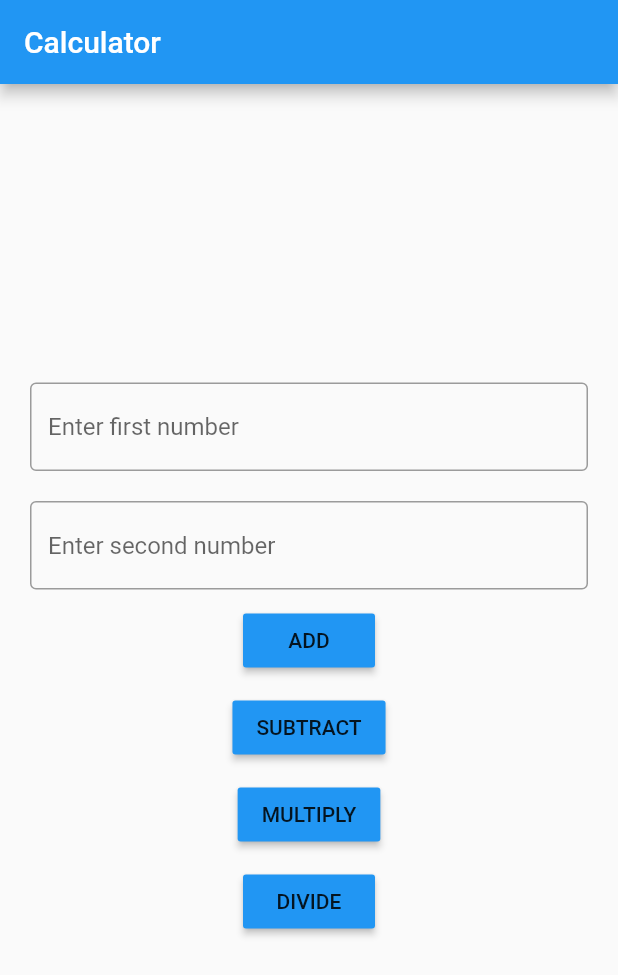
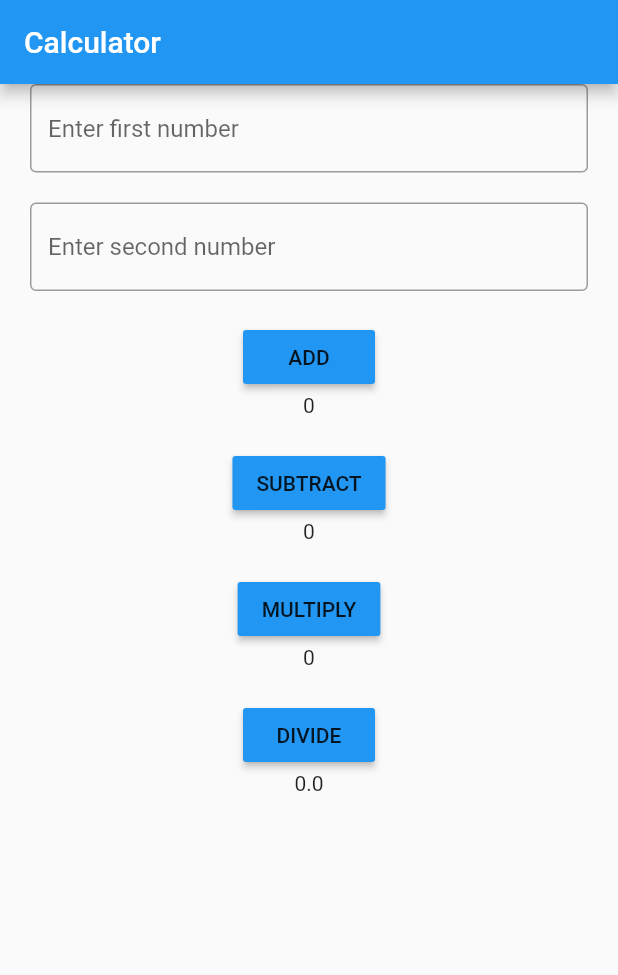
Before and after one commit to ashamary97/flutter-calculator, a Flutter app: the screen it shows after launch, after a tap on "ADD", on a phone screen of 412 x 824 dp. Shown: the top 975 px of the screen. Run offline on Flutter 3.47's test engine with Material 2 defaults, Android fonts, the phone set to English and light mode, and no system bars.

Commit message:
calculator updated stful

```diff
--- a/lib/main.dart
+++ b/lib/main.dart
@@ -1,11 +1,21 @@
 import 'package:flutter/material.dart';
 import 'package:flutter/painting.dart';
+import 'package:flutter/widgets.dart';
 
 void main()=>runApp(Home());
-class Home extends StatelessWidget {
-  TextEditingController firstnum=TextEditingController();
-  TextEditingController secondnum=TextEditingController();
+class Home extends StatefulWidget {
+  @override
+  _HomeState createState() => _HomeState();
+}
 
+class _HomeState extends State<Home> {
+TextEditingController getnumone=TextEditingController();
+TextEditingController getnumtwo=TextEditingController();
+
+int result1=0;
+int result2=0;
+int result3=0;
+double result4=0;
   @override
   Widget build(BuildContext context) {
     return MaterialApp(
@@ -17,75 +27,100 @@ class Home extends StatelessWidget {
         ),
         body: Container(
           padding: EdgeInsets.only(left: 20.0,right: 20.0),
+          child: SingleChildScrollView(
             child: Column(
-            mainAxisAlignment: MainAxisAlignment.center,
-            crossAxisAlignment: CrossAxisAlignment.center,
+              //mainAxisAlignment: MainAxisAlignment.center,
+              //crossAxisAlignment: CrossAxisAlignment.center,
               children: [
                 TextField(
-                controller: firstnum,
+                  controller: getnumone,
                   decoration: InputDecoration(
                     hintText: "Enter first number",
                     border: OutlineInputBorder()
                   ),
+
                 ),
                 SizedBox(height: 20.0,),
-
                 TextField(
-                controller: secondnum,
+                  controller: getnumtwo,
                   decoration: InputDecoration(
                     hintText: "Enter second number",
                     border: OutlineInputBorder()
                   ),
+
                 ),
-              SizedBox(height: 10.0,),
-              RaisedButton(
-                color: Colors.blue,
-                onPressed: (){
-
-                  int getnum1=int.parse(firstnum.text);
-                  int getnum2=int.parse(secondnum.text);
-                  int result=getnum1+getnum2;
-                  print(result);
-
-              },
-              child: Text("ADD"),
-              ),
-              SizedBox(height: 10.0,),
-              RaisedButton(
-                color: Colors.blue,
-                onPressed: (){
-                  int getnum1=int.parse(firstnum.text);
-                  int getnum2=int.parse(secondnum.text);
-                  int result=getnum1-getnum2;
-                  print(result);
-
-              },
-              child: Text("SUBTRACT"),
-              ),
-              SizedBox(height: 10.0,),
-              RaisedButton(
-                color: Colors.blue,
-                onPressed: (){
-                int getnum1=int.parse(firstnum.text);
-                int getnum2=int.parse(secondnum.text);
-                int result=getnum1*getnum2;
-                print(result);
-              },
-              child: Text("MULTIPLY"),),
-              SizedBox(height: 10.0,),
+                SizedBox(height: 20.0,),
 
                 RaisedButton(
                   color: Colors.blue,
                   onPressed: (){
-                int getnum1=int.parse(firstnum.text);
-                int getnum2=int.parse(secondnum.text);
-                double result=getnum1/getnum2;
+                    int numone=int.parse(getnumone.text);
+                    int numtwo=int.parse(getnumtwo.text);
 
-                print(result);
+                    setState(() {
+                      result1=numone+numtwo;
+
+                    });
+
                 },
-              child: Text("DIVIDE"),)
+                child: Text("ADD"),),
+                Text(result1.toString()),
+
+                SizedBox(height: 20.0,),
+                RaisedButton(
+                  color: Colors.blue,
+                  onPressed: (){
+                    int num1=int.parse(getnumone.text);
+                    int num2=int.parse(getnumtwo.text);
+
+                    setState(() {
+                      result2=num1-num2;
+                    });
+
+                },
+                child: Text("SUBTRACT"),
+
+                ),
+                Text(result2.toString()),
+
+                SizedBox(height: 20.0,),
+                RaisedButton(
+                  color: Colors.blue,
+                  onPressed: (){
+                    int firstnum=int.parse(getnumone.text);
+                    int secondnum=int.parse(getnumtwo.text);
+
+                    setState(() {
+
+                      result3 = firstnum*secondnum;
+                    });
+
+                  },
+
+                child: Text("MULTIPLY"),),
+                Text(result3.toString()),
+
+                SizedBox(height: 20.0,),
+
+                RaisedButton(
+                 color: Colors.blue,
+                  onPressed: (){
+                    int first=int.parse(getnumone.text);
+                    int second=int.parse(getnumtwo.text);
+
+                    setState(() {
+
+                     result4 = first/second;
+                    });
+
+                  },
+
+                child: Text("DIVIDE"),),
+
+                Text(result4.toString()),
 
               ],
+            ),
           ),
         ),
       ),
```
Lines whose indentation alone changed are shown as unchanged.
